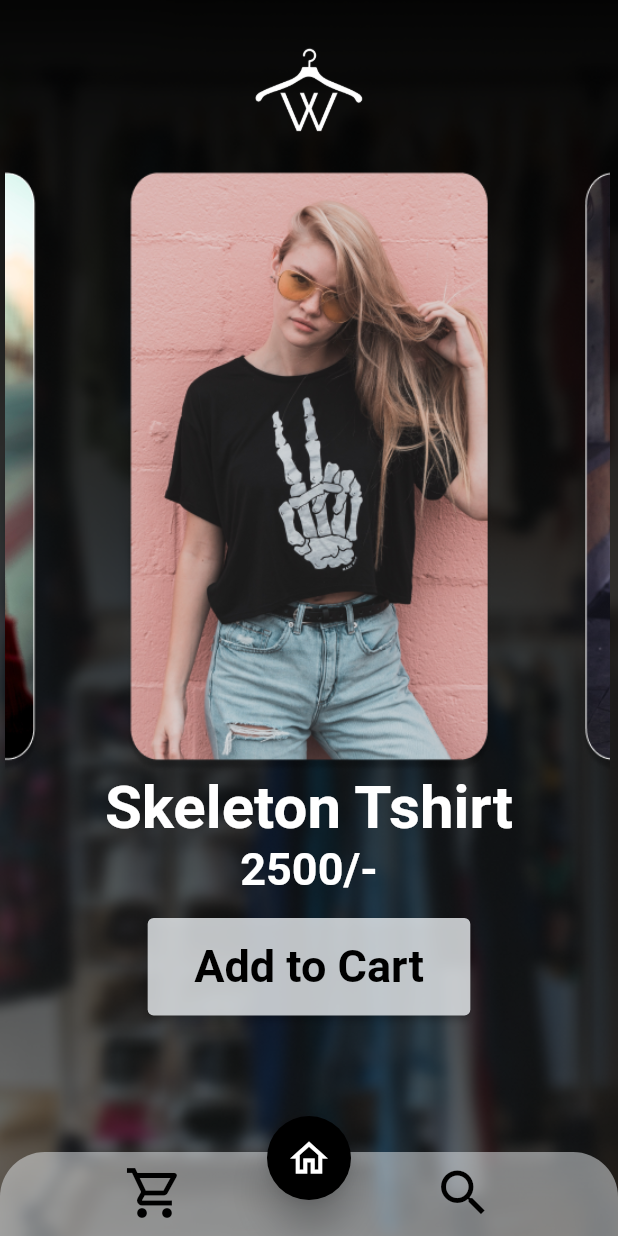
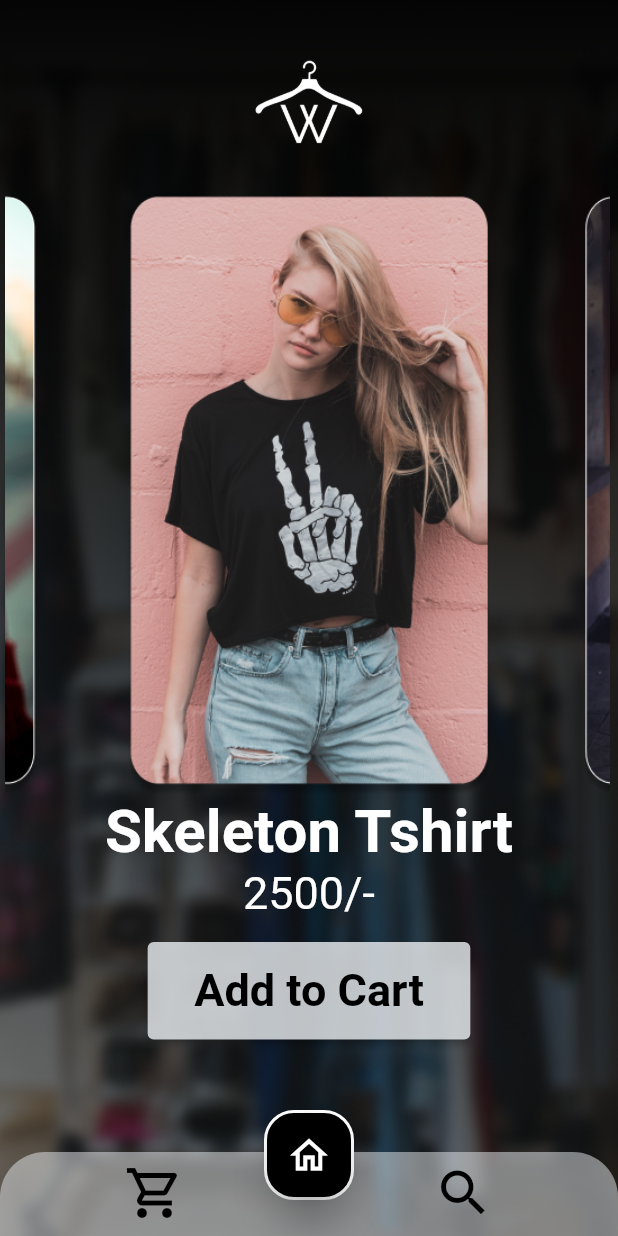
Before and after one commit to sjtsh/Wardrobe, a Flutter app: the screen it shows after launch, on a phone screen of 412 x 824 dp. Run offline on Flutter 3.47's test engine with Material 2 defaults, Android fonts, the phone set to English and light mode, and no system bars.

Commit message:
Completion of cart

```diff
--- a/application/wardrobe/lib/Floater.dart
+++ b/application/wardrobe/lib/Floater.dart
@@ -3,11 +3,18 @@ import 'package:flutter/material.dart';
 class Floater extends StatelessWidget {
   final Function setIndex;
   final index = 2;
+
   Floater(this.setIndex);
   @override
   Widget build(BuildContext context) {
     return Padding(
       padding: const EdgeInsets.all(8.0),
+      child: Container(
+      decoration: BoxDecoration(
+      color: Colors.black,
+      border: Border.all(color: Colors.white,width: 2),
+      borderRadius: BorderRadius.all(Radius.circular(20),
+      ),),
         child: FloatingActionButton(
           backgroundColor: Colors.black,
           splashColor: Color(0x80ECF0F3).withOpacity(0.8),
@@ -19,11 +26,12 @@ class Floater extends StatelessWidget {
               size: 30,
             ),
           ),
-        onPressed: (){
+          onPressed: () {
             setIndex(index);
           },
           elevation: 10.0,
         ),
+      ),
     );
   }
 }
--- a/application/wardrobe/lib/Home.dart
+++ b/application/wardrobe/lib/Home.dart
@@ -16,7 +16,7 @@ class Home extends StatelessWidget {
                 width: 30,
                 decoration: BoxDecoration(
                   image: DecorationImage(
-                    image: AssetImage("assets/Product1.png"),
+                    image: AssetImage("assets/Product1_partition.png"),
                   ),
                   borderRadius: BorderRadius.only(
                     topRight: Radius.circular(25),
@@ -34,7 +34,8 @@ class Home extends StatelessWidget {
                   width: 250,
                   alignment: Alignment.center,
                   decoration: BoxDecoration(
-                      image: DecorationImage(image: AssetImage("assets/Product2.png")),
+                      image: DecorationImage(
+                          image: AssetImage("assets/Product2.png")),
                       borderRadius: BorderRadius.all(Radius.circular(25))),
                 ),
               ),
@@ -45,7 +46,8 @@ class Home extends StatelessWidget {
                 height: 400,
                 width: 30,
                 decoration: BoxDecoration(
-                  image: DecorationImage(image: AssetImage("assets/Product3.png")),
+                  image: DecorationImage(
+                      image: AssetImage("assets/Product3_partition.png")),
                   borderRadius: BorderRadius.only(
                     topLeft: Radius.circular(25),
                     bottomLeft: Radius.circular(25),
@@ -59,12 +61,14 @@ class Home extends StatelessWidget {
         Text(
           "Skeleton Tshirt",
           style: TextStyle(
-              fontWeight: FontWeight.bold, fontSize: 40, color: Colors.white),
+            fontWeight: FontWeight.bold,
+            fontSize: 40,
+            color: Colors.white,
+          ),
         ),
         Text(
           "2500/-",
           style: TextStyle(
-            fontWeight: FontWeight.bold,
             fontSize: 30,
             color: Colors.white,
           ),
@@ -73,7 +77,9 @@ class Home extends StatelessWidget {
           padding: const EdgeInsets.all(15.0),
           child: ElevatedButton(
             onPressed: () {
-              Scaffold.of(context).showSnackBar(SnackBar(content: const Text("Added to cart")));
+              ScaffoldMessenger.of(context)
+                  .showSnackBar(SnackBar(content: const Text("Added to cart")));
+              print("added to cart");
             },
             style: ElevatedButton.styleFrom(
               primary: Color(0x80ECF0F3).withOpacity(0.8),
--- a/application/wardrobe/lib/Logo.dart
+++ b/application/wardrobe/lib/Logo.dart
@@ -2,17 +2,24 @@ import 'package:flutter/material.dart';
 
 class Logo extends StatelessWidget {
   final Image image;
+  final Function setIndex;
+  final int index=2;
 
-  Logo(this.image);
+  Logo(this.image, this.setIndex);
 
   @override
   Widget build(BuildContext context) {
-    return Align(
-      alignment: Alignment.topCenter,
-      child: Container(
-        margin: EdgeInsets.only(top: 30),
-        width: 76.43,
-        child: image,
+    return TextButton(
+      onPressed: (){
+        setIndex(index);
+      },
+      child: Align(
+        alignment: Alignment.topCenter,
+        child: Container(
+          margin: EdgeInsets.only(top: 30),
+          width: 76.43,
+          child: image,
+        ),
       ),
     );
   }
--- a/application/wardrobe/lib/Navigation.dart
+++ b/application/wardrobe/lib/Navigation.dart
@@ -1,8 +1,8 @@
 import 'package:flutter/material.dart';
 
 class Navigation extends StatelessWidget {
+  final Function setIndex;
 
-  final Function setIndex;
   Navigation(this.setIndex);
 
   final int index = 0;
--- a/application/wardrobe/lib/main.dart
+++ b/application/wardrobe/lib/main.dart
@@ -4,10 +4,12 @@ import './Logo.dart';
 import './Navigation.dart';
 import './Home.dart';
 import './Floater.dart';
+import './cart.dart';
+import './Search.dart';
 
 void main() {
   runApp(Wardrobe());
-}
+  }
 
 class Wardrobe extends StatefulWidget {
   @override
@@ -16,37 +18,31 @@ class Wardrobe extends StatefulWidget {
 
 class _WardrobeState extends State<Wardrobe> {
   int index = 2;
+  AssetImage background = AssetImage("assets/home_background.png");
+  Image logo = Image.asset("assets/home_logo.png");
 
   void _setIndex(int nextIndex) {
     setState(() {
       index = nextIndex;
+
+      if (index < 2) {
+        background = AssetImage("assets/cart_background.png");
+        logo = Image.asset("assets/cart_logo.png");
+      } else {
+        background = AssetImage("assets/home_background.png");
+        logo = Image.asset("assets/home_logo.png");
+      }
+      print(index);
     });
-    print(index);
   }
 
   Widget changeActivity(int index) {
     if (index == 2) {
       return Expanded(child: Home());
     } else if (index == 0) {
-      return Expanded(
-        child: Center(
-          child: Text(
-            "cart",
-            style: TextStyle(
-                fontWeight: FontWeight.bold, fontSize: 40, color: Colors.white,),
-          ),
-        ),
-      );
+      return Expanded(child: Cart());
     } else if (index == 1) {
-      return Expanded(
-        child: Center(
-          child: Text(
-            "Search",
-            style: TextStyle(
-                fontWeight: FontWeight.bold, fontSize: 40, color: Colors.white,),
-          ),
-        ),
-      );
+      return Expanded(child: Search());
     }
     return Expanded(child: Text("NULL"));
   }
@@ -61,16 +57,15 @@ class _WardrobeState extends State<Wardrobe> {
         body: Container(
             decoration: BoxDecoration(
               image: DecorationImage(
-                image: AssetImage("assets/home_background.png"),
+                image: background,
                 fit: BoxFit.cover,
               ),
             ),
             child: Column(children: [
-              Logo(Image.asset("assets/home_logo.png")),
+              Logo(logo, _setIndex),
               changeActivity(index),
               Navigation(_setIndex),
-            ])
-            ),
+            ]),),
       ),
     );
   }
--- a/application/wardrobe/pubspec.yaml
+++ b/application/wardrobe/pubspec.yaml
@@ -46,6 +46,9 @@ flutter:
   # the material Icons class.
   uses-material-design: true
   assets:
+    - assets/Product1.png
+    - assets/Product2.png
+    - assets/Product3.png
     - assets/
 
   # To add assets to your application, add an assets section, like this:
```
Also changed, not shown: application/wardrobe/lib/Cart.dart (added, +137 -0 lines), application/wardrobe/lib/Search.dart (added, +17 -0 lines), application/wardrobe/assets/Product1.png, application/wardrobe/assets/Product1_partition.png (added), application/wardrobe/assets/Product3.png, application/wardrobe/assets/Product3_partition.png (added), application/wardrobe/assets/background.png (added), application/wardrobe/assets/black.png (added), application/wardrobe/assets/cart_background.png (added), application/wardrobe/assets/cart_logo.png (added). Lines whose indentation alone changed are shown as unchanged.
